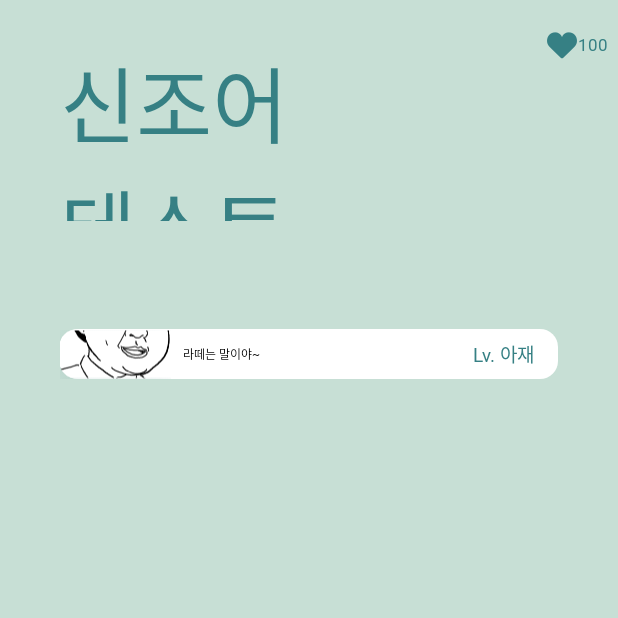
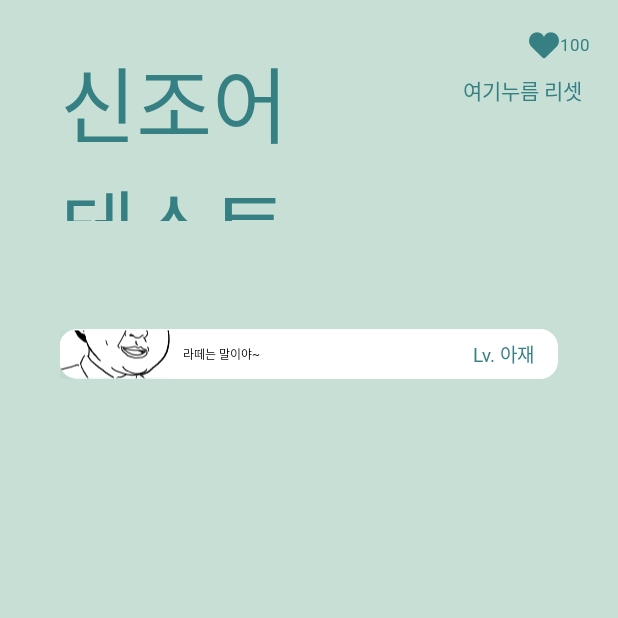
Before and after one commit to JiveTalkQuiz/JiveTalkQuizAnd, an Android app: the screen it shows after launch (QuizListActivity), on a phone screen of 412 x 824 dp, the top half of it. Run offline under Robolectric (Android 15) with nearby library versions, the phone set to English and light mode, and no system bars; our stand-ins replace AdMob, Firebase (no records; nobody signed in at launch, a user with empty details on screens opened directly), RxJava; libraries missing offline, so code that uses them is left out: com.beust.klaxon; 1 statement that could not run was skipped.

Commit message:
1차 정리

```diff
--- a/app/src/main/res/layout/quiz_list_activity.xml
+++ b/app/src/main/res/layout/quiz_list_activity.xml
@@ -34,7 +34,7 @@
                         android:layout_width="24dp"
                         android:layout_height="24dp"
                         android:layout_marginTop="18dp"
-                        android:layout_marginRight="25.5dp"
+                        android:layout_marginRight="37.5dp"
                         android:src="@drawable/ico_point"
                         app:layout_constraintRight_toRightOf="parent"
                         app:layout_constraintTop_toTopOf="parent" />
@@ -44,13 +44,29 @@
                         android:layout_width="wrap_content"
                         android:layout_height="24dp"
                         android:layout_marginLeft="3dp"
-                        android:layout_marginRight="11.5dp"
+                        android:layout_marginRight="24dp"
                         android:fontFamily="@font/hana_pro"
                         android:gravity="center_vertical"
                         android:text="15"
                         android:textColor="@color/greenPointColor"
                         android:textSize="11dp"
                         app:layout_constraintLeft_toRightOf="@id/point_icon"
+                        app:layout_constraintRight_toRightOf="parent"
+                        app:layout_constraintTop_toTopOf="@id/point_icon" />
+
+
+                    <TextView
+                        android:id="@+id/reset"
+                        android:layout_width="wrap_content"
+                        android:layout_height="24dp"
+                        android:layout_marginLeft="3dp"
+                        android:layout_marginRight="24dp"
+                        android:layout_marginTop="30dp"
+                        android:fontFamily="@font/hana_pro"
+                        android:gravity="center_vertical"
+                        android:text="여기누름 리셋"
+                        android:textColor="@color/greenPointColor"
+                        android:textSize="14dp"
                         app:layout_constraintRight_toRightOf="parent"
                         app:layout_constraintTop_toTopOf="@id/point_icon" />
 
```
Also changed, not shown: app/src/main/java/com/bwillocean/jiveQuizTalk/data/SolveManager.kt (+8 -0 lines), app/src/main/java/com/bwillocean/jiveQuizTalk/quizList/view/PointView.kt (+13 -0 lines).
